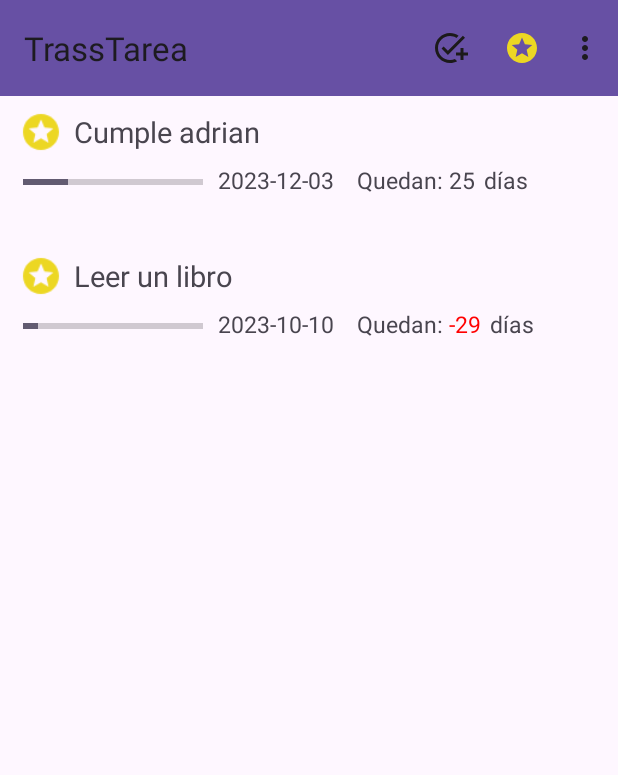
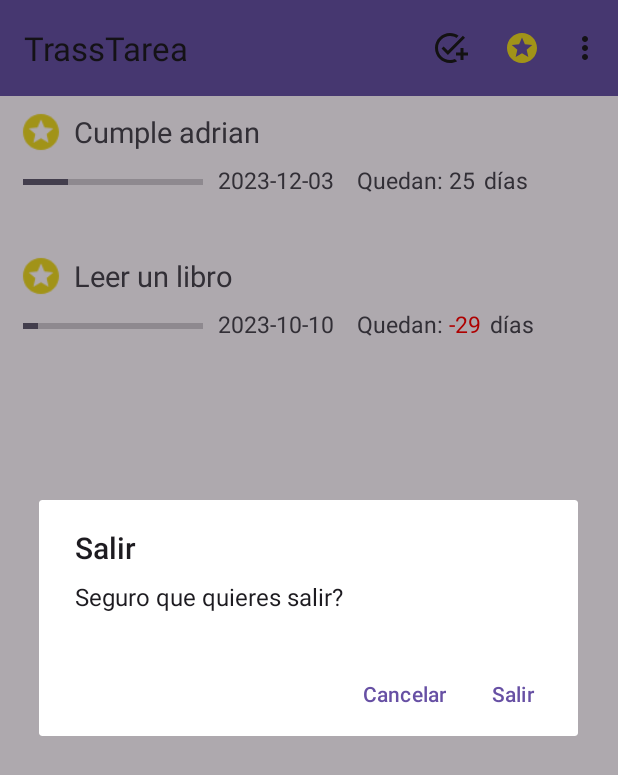
Before and after one commit to rubendd/TrassTarea, an Android app: the ListActivity screen opened directly, with no data from a screen before it, in the options menu, after a tap on "Salir", on a phone screen of 412 x 824 dp. Shown: the top 775 px of the screen. Run offline under Robolectric (Android 15) with nearby library versions, the phone set to English and light mode, and no system bars.

Commit message:
falta intent borrar tarea

```diff
--- a/app/src/main/java/com/rdd/trasstarea/activities/listactivity/ListActivity.java
+++ b/app/src/main/java/com/rdd/trasstarea/activities/listactivity/ListActivity.java
@@ -7,18 +7,17 @@ import android.view.MenuItem;
 import android.view.View;
 import android.view.animation.AnimationUtils;
 import android.view.animation.LayoutAnimationController;
-import android.widget.Toast;
 
 import androidx.annotation.NonNull;
 import androidx.annotation.Nullable;
 import androidx.appcompat.app.AppCompatActivity;
 import androidx.appcompat.widget.Toolbar;
-import androidx.fragment.app.FragmentManager;
-import androidx.fragment.app.FragmentTransaction;
 import androidx.recyclerview.widget.LinearLayoutManager;
 import androidx.recyclerview.widget.RecyclerView;
 
 import com.rdd.trasstarea.R;
+import com.rdd.trasstarea.activities.listactivity.dialogs.AboutDialog;
+import com.rdd.trasstarea.activities.listactivity.dialogs.ExitDialog;
 import com.rdd.trasstarea.activities.listactivity.recycler.CustomAdapter;
 import com.rdd.trasstarea.listcontroller.ListController;
 import com.rdd.trasstarea.model.Task;
@@ -48,6 +47,7 @@ public class ListActivity extends AppCompatActivity {
         actualizarLista();
         lanzarMensajeNoTareas();
         configureRecyclerView();
+
     }
 
     private void actualizarLista(){
@@ -118,11 +118,11 @@ public class ListActivity extends AppCompatActivity {
             return true; // Indica que el evento ha sido manejado
         }
         if (item.getItemId() == R.id.action_acercade) {
-                new AboutDialog(this);
+                new AboutDialog(this, "Rubén Díaz Dugo"+"\n"+"IES TRASSIERRA 2023");
                 return true; // Indica que el evento ha sido manejado
         }
         if (item.getItemId() == R.id.action_settings) {
-            Toast.makeText(this, "Adios", Toast.LENGTH_SHORT).show(); // Muestra un mensaje de despedida cuando se selecciona "Configuración"
+            new ExitDialog(this);
             return true; // Indica que el evento ha sido manejado
         }
         return super.onOptionsItemSelected(item); // Delega el manejo del evento al comportamiento predeterminado
@@ -146,5 +146,4 @@ public class ListActivity extends AppCompatActivity {
     }
 
 
-
 }
--- /dev/null
+++ b/app/src/main/java/com/rdd/trasstarea/activities/listactivity/dialogs/ExitDialog.java
@@ -0,0 +1,30 @@
+package com.rdd.trasstarea.activities.listactivity.dialogs;
+
+import androidx.appcompat.app.AlertDialog;
+import androidx.appcompat.app.AppCompatActivity;
+
+import com.rdd.trasstarea.R;
+
+public class ExitDialog {
+    AlertDialog.Builder builder;
+    AlertDialog dialog;
+
+    public ExitDialog(AppCompatActivity activity) {
+        // 1. Instantiate an AlertDialog.Builder with its constructor.
+        builder = new AlertDialog.Builder(activity);
+
+        // 2. Chain together various setter methods to set the dialog characteristics.
+        builder.setMessage("Seguro que quieres salir?")
+                .setTitle(R.string.salir);
+
+        builder.setPositiveButton(R.string.salir,(dialog1, which) ->
+                activity.finishAffinity());
+
+        builder.setNegativeButton(R.string.cancelar, (dialog1, which) ->
+                dialog.hide());
+
+        // 3. Get the AlertDialog.
+        dialog = builder.create();
+        dialog.show();
+    }
+}
--- a/app/src/main/java/com/rdd/trasstarea/activities/listactivity/recycler/CustomAdapter.java
+++ b/app/src/main/java/com/rdd/trasstarea/activities/listactivity/recycler/CustomAdapter.java
@@ -35,7 +35,7 @@ public class CustomAdapter extends RecyclerView.Adapter<ViewHolder> {
         View view = LayoutInflater.from(viewGroup.getContext())
                 .inflate(R.layout.list, viewGroup, false);
 
-        return new ViewHolder(view);
+        return new ViewHolder(view,tasksDataSet);
     }
 
 
--- a/app/src/main/java/com/rdd/trasstarea/activities/listactivity/recycler/viewholder/ViewHolder.java
+++ b/app/src/main/java/com/rdd/trasstarea/activities/listactivity/recycler/viewholder/ViewHolder.java
@@ -1,22 +1,36 @@
 package com.rdd.trasstarea.activities.listactivity.recycler.viewholder;
 
 import android.graphics.Color;
+import android.text.Layout;
+import android.view.MenuInflater;
+import android.view.MenuItem;
 import android.view.View;
 import android.widget.ImageView;
 import android.widget.ProgressBar;
 import android.widget.TextView;
 
+import androidx.appcompat.widget.PopupMenu;
+import androidx.appcompat.widget.PopupMenu.OnMenuItemClickListener;
 import androidx.recyclerview.widget.RecyclerView;
 
+import com.rdd.trasstarea.activities.listactivity.ListActivity;
+import com.rdd.trasstarea.activities.listactivity.dialogs.AboutDialog;
+import com.rdd.trasstarea.activities.listactivity.dialogs.DeleteDialog;
 import com.rdd.trasstarea.model.Task;
 import com.rdd.trasstarea.R;
 
-public class ViewHolder extends RecyclerView.ViewHolder {
+import java.util.List;
+
+public class ViewHolder extends RecyclerView.ViewHolder implements View.OnClickListener, OnMenuItemClickListener{
     private final TextView titulo, fecha, tiempoRestante;
     private final ImageView prioritaria;
     private final ProgressBar duracion;
+    private Task actualTask;
+    private List<Task> taskList;
 
-    public ViewHolder(View view) {
+    private View view;
+
+    public ViewHolder(View view, List<Task> taskList) {
         super(view);
         // Define click listener for the ViewHolder's View
         prioritaria = view.findViewById(R.id.imageView);
@@ -24,7 +38,49 @@ public class ViewHolder extends RecyclerView.ViewHolder {
         duracion = view.findViewById(R.id.progressBar);
         fecha = view.findViewById(R.id.fecha);
         tiempoRestante = view.findViewById(R.id.tiempoRestante);
+        this.taskList = taskList;
+        this.view = view;
+        view.setOnClickListener(this);
+
     }
+
+    @Override
+    public void onClick(View v) {
+        // Acciones a realizar cuando se hace clic en el RelativeLayout
+        int position = getAdapterPosition();
+        if (position != RecyclerView.NO_POSITION) {
+            actualTask = taskList.get(position);
+            // Si la posición es válida, puedes obtener el objeto Task correspondiente a la posición
+            showPopup(v);
+        }
+    }
+
+    public void showPopup(View v) {
+        PopupMenu popup = new PopupMenu(v.getContext(), v);
+        popup.setOnMenuItemClickListener(this);
+        MenuInflater inflater = popup.getMenuInflater();
+        inflater.inflate(R.menu.taskmenu, popup.getMenu());
+        popup.show();
+    }
+
+
+    @Override
+    public boolean onMenuItemClick(MenuItem item) {
+        if (item.getItemId() == R.id.description) {
+            new AboutDialog(view.getContext(), actualTask.getDescription());
+            return true;
+        }
+        if (item.getItemId() == R.id.delete) {
+            if (new DeleteDialog(view.getContext()).isAceptar()){
+              taskList.remove(actualTask);
+            }
+            return true;
+        }
+        return false;
+    }
+
+
+
 
     public TextView getTitulo() {
         return titulo;
@@ -55,6 +111,7 @@ public class ViewHolder extends RecyclerView.ViewHolder {
         changeColorDaysLeft(c);
         tiempoRestante.setText(String.valueOf(c.getDaysLeft()));
         duracion.setProgress(c.getState());
+
     }
 
     private void changeColorDaysLeft(Task c) {
--- a/app/src/main/java/com/rdd/trasstarea/listcontroller/ListController.java
+++ b/app/src/main/java/com/rdd/trasstarea/listcontroller/ListController.java
@@ -32,10 +32,10 @@ public class ListController {
 
     private void setListTareas() {
         // Agregar tareas a la lista
-        listTask.add(new Task("Cumple adrian", true, LocalDate.of(2023, Month.DECEMBER, 3), 25));
-        listTask.add(new Task("Hacer tareas", false, LocalDate.of(2023, Month.AUGUST, 3), 55));
-        listTask.add(new Task("Ir al gimnasio", false, LocalDate.of(2023, Month.JULY, 15), 12));
-        listTask.add(new Task("Leer un libro", true, LocalDate.of(2023, Month.OCTOBER, 10), 8));
+        listTask.add(new Task("Cumple adrian", true, LocalDate.of(2023, Month.DECEMBER, 3), 25, "Hola pepe"));
+        listTask.add(new Task("Hacer tareas", false, LocalDate.of(2023, Month.AUGUST, 3), 55, "Hola pepe"));
+        listTask.add(new Task("Ir al gimnasio", false, LocalDate.of(2023, Month.JULY, 15), 12, "Hola pepe"));
+        listTask.add(new Task("Leer un libro", true, LocalDate.of(2023, Month.OCTOBER, 10), 8, "Hola pepe"));
         // Agrega más tareas según sea necesario
     }
 }
--- a/app/src/main/java/com/rdd/trasstarea/model/Task.java
+++ b/app/src/main/java/com/rdd/trasstarea/model/Task.java
@@ -6,18 +6,28 @@ import java.time.LocalDate;
 import java.util.Objects;
 
 public class Task {
-    private String titulo;
+    private String titulo, description;
     private boolean prioritaria;
     private int daysLeft;
     private LocalDate dateEnd;
     private int state;
 
-    public Task(String titulo, boolean prioritaria, LocalDate dateEnd, int state) {
+
+    public String getDescription() {
+        return description;
+    }
+
+    public void setDescription(String description) {
+        this.description = description;
+    }
+
+    public Task(String titulo, boolean prioritaria, LocalDate dateEnd, int state, String description) {
         this.titulo = titulo;
         this.prioritaria = prioritaria;
         this.dateEnd = dateEnd;
         this.state = state;
         this.daysLeft = getDaysLeft();
+        this.description = description;
     }
 
     public int getState() {
--- a/app/src/main/res/layout/list.xml
+++ b/app/src/main/res/layout/list.xml
@@ -2,7 +2,9 @@
     xmlns:tools="http://schemas.android.com/tools"
     android:layout_width="wrap_content"
     android:layout_height="wrap_content"
-    android:layout_margin="5dp">
+    android:layout_margin="5dp"
+    android:clickable="true"
+    android:id="@+id/taskLayout">
 
     <ImageView
         android:id="@+id/imageView"
--- /dev/null
+++ b/app/src/main/res/menu/taskmenu.xml
@@ -0,0 +1,12 @@
+<?xml version="1.0" encoding="utf-8"?>
+<menu xmlns:android="http://schemas.android.com/apk/res/android">
+    <!-- menu group -->
+    <group android:id="@+id/menu_archive">
+        <item android:id="@+id/description"
+            android:title="@string/Descripcion" />
+        <item android:id="@+id/edit"
+            android:title="@string/edit" />
+        <item android:id="@+id/delete"
+            android:title="@string/borrar" />
+    </group>
+</menu>
--- /dev/null
+++ b/app/src/main/res/values-night/strings.xml
@@ -0,0 +1,5 @@
+<?xml version="1.0" encoding="utf-8"?>
+<resources>
+    <string name="Descripcion">Descripcion\n</string>
+    <string name="borrar">Borrar\n</string>
+</resources>
--- a/app/src/main/res/values/strings.xml
+++ b/app/src/main/res/values/strings.xml
@@ -14,6 +14,12 @@
     <string name="action_favorite">favorite\n</string>
     <string name="action_acercade">Acerca de\n</string>
     <string name="add_tarea">Add tarea</string>
-    <string name="about">Rubén Díaz Dugo</string>
+    <string name="aceptar">Aceptar</string>
+    <string name="salir">Salir</string>
+    <string name="cancelar">Cancelar</string>
+    <string name="Descripcion">Descripcion\n</string>
+    <string name="edit">Editar\n</string>
+    <string name="borrar">Borrar\n</string>
+
 
 </resources>
```
Also changed, not shown: app/src/main/java/com/rdd/trasstarea/activities/listactivity/dialogs/AboutDialog.java (renamed from app/src/main/java/com/rdd/trasstarea/activities/listactivity/AboutDialog.java, +9 -4 lines), app/src/main/java/com/rdd/trasstarea/activities/listactivity/dialogs/DeleteDialog.java (added, +42 -0 lines).
